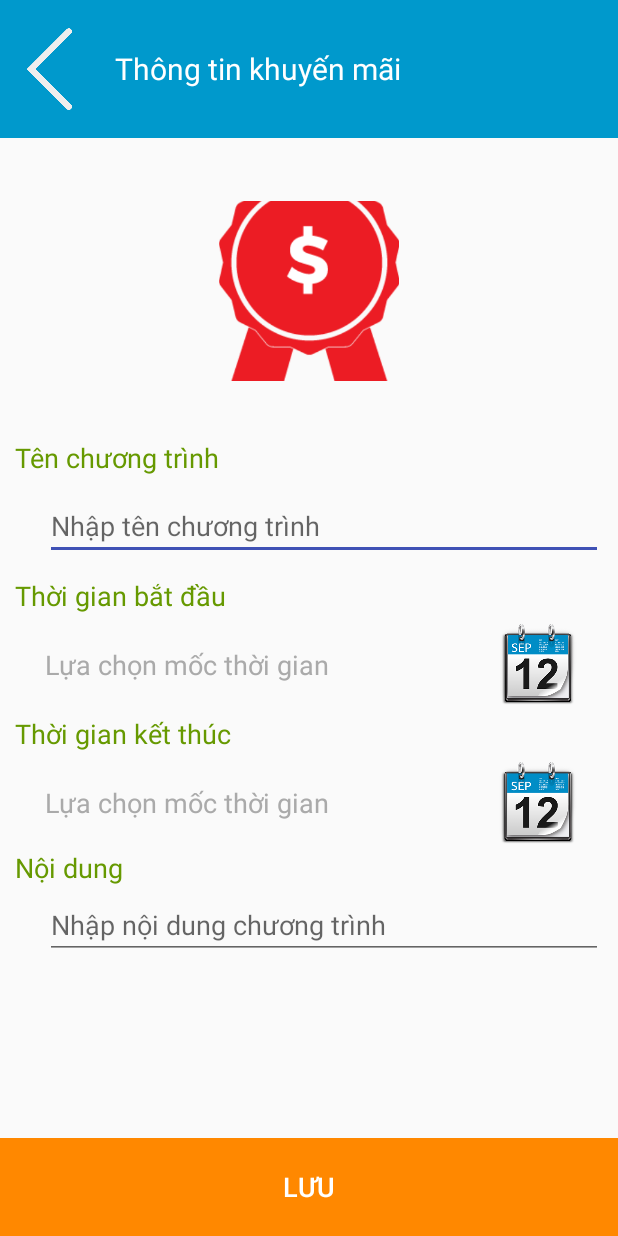
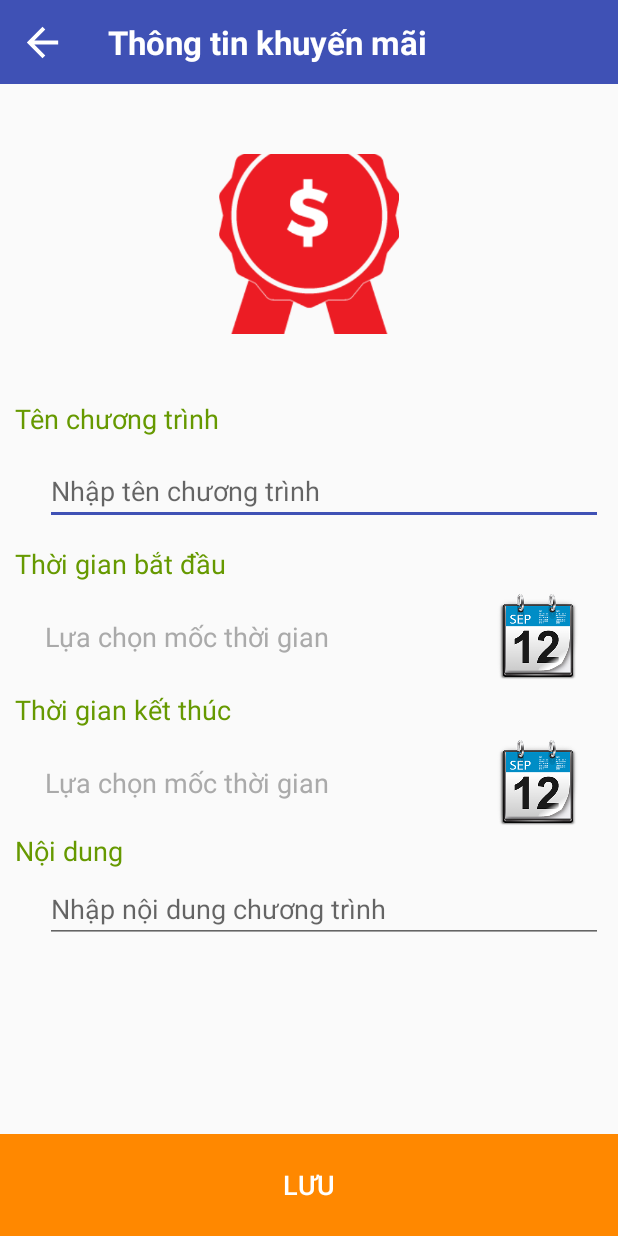
Before and after one commit to khanhkk/ShoesShopProject, an Android app: the EdittingPromotions screen opened directly, with no data from a screen before it, on a phone screen of 412 x 824 dp. Run offline under Robolectric (Android 15) with nearby library versions, the phone set to English and light mode, and no system bars; our stand-ins replace CircleImageView, Firebase (no records; nobody signed in at launch, a user with empty details on screens opened directly).

Commit message:
fix button back
fix button back

```diff
--- a/Project/ShoesShopProject/app/src/main/java/tdc/edu/vn/shoesshop/Bao/MainCustomer.java
+++ b/Project/ShoesShopProject/app/src/main/java/tdc/edu/vn/shoesshop/Bao/MainCustomer.java
@@ -1,5 +1,6 @@
 package tdc.edu.vn.shoesshop.Bao;
 
+import android.app.Notification;
 import android.content.Intent;
 import android.os.Bundle;
 import android.support.v7.app.AppCompatActivity;
@@ -9,6 +10,7 @@ import android.widget.ImageView;
 import android.widget.TextView;
 import android.widget.Toast;
 import tdc.edu.vn.shoesshop.R;
+import tdc.edu.vn.shoesshop.Son.NotificationClientFragment;
 import tdc.edu.vn.shoesshop.Toan.LoginActivity;
 
 
@@ -32,6 +34,8 @@ public class MainCustomer extends AppCompatActivity {
         txtthongbao.setOnClickListener(new View.OnClickListener() {
             @Override
             public void onClick(View view) {
+                Intent intent = new Intent(MainCustomer.this, Notification.class);
+                startActivity(intent);
             }
         });
 
--- a/Project/ShoesShopProject/app/src/main/java/tdc/edu/vn/shoesshop/Bao/PersonalOfClientLoginedFragment.java
+++ b/Project/ShoesShopProject/app/src/main/java/tdc/edu/vn/shoesshop/Bao/PersonalOfClientLoginedFragment.java
@@ -4,6 +4,7 @@ package tdc.edu.vn.shoesshop.Bao;
 import android.content.Intent;
 import android.os.Bundle;
 import android.support.v4.app.Fragment;
+import android.support.v7.widget.Toolbar;
 import android.view.LayoutInflater;
 import android.view.View;
 import android.view.ViewGroup;
@@ -26,7 +27,6 @@ public class PersonalOfClientLoginedFragment extends Fragment {
         // Inflate the layout for this fragment
         View view = null;
         view = inflater.inflate(R.layout.personal_of_client_logined_fragment, container, false);
-
 
         final FirebaseAuth auth = FirebaseAuth.getInstance();
 
--- a/Project/ShoesShopProject/app/src/main/java/tdc/edu/vn/shoesshop/Khanh/EdittingPromotions.java
+++ b/Project/ShoesShopProject/app/src/main/java/tdc/edu/vn/shoesshop/Khanh/EdittingPromotions.java
@@ -11,6 +11,7 @@ import android.net.Uri;
 import android.os.Bundle;
 import android.support.v4.graphics.drawable.RoundedBitmapDrawable;
 import android.support.v7.app.AppCompatActivity;
+import android.support.v7.widget.Toolbar;
 import android.util.Log;
 import android.view.View;
 import android.widget.Button;
@@ -63,11 +64,22 @@ public class EdittingPromotions extends AppCompatActivity {
         super.onCreate(savedInstanceState);
         setContentView(R.layout.editting_promotions_activity);
 
+        //back trang truoc
+        Toolbar mToolbar = (Toolbar) findViewById(R.id.toolbar);
+        mToolbar.setTitle("");
+        mToolbar.setNavigationIcon(R.drawable.ic_arrow_back_black_24dp);
+
+        mToolbar.setNavigationOnClickListener(new View.OnClickListener() {
+            @Override
+            public void onClick(View v) {
+                onBackPressed();
+            }
+        });
+
         //anh xa
         dtTimeEnd = (DateTimePicker)findViewById(R.id.dateEnd);
         dtTimeStart = (DateTimePicker)findViewById(R.id.dateStart);
         btnSave = (Button) findViewById(R.id.btnSave);
-        btnBack = (ImageButton) findViewById(R.id.btnBack);
         etName = (EditText) findViewById(R.id.edtNameProgram);
         etContent = (EditText) findViewById(R.id.edtContent);
         btnChange = (ImageButton) findViewById(R.id.btnChangeImage);
@@ -121,15 +133,6 @@ public class EdittingPromotions extends AppCompatActivity {
             }
         }
 
-        //quay tro lai trang truoc
-        btnBack.setOnClickListener(new View.OnClickListener() {
-            @Override
-            public void onClick(View v) {
-                intent = getIntent();
-                intent.setClass(EdittingPromotions.this, Promotions.class);
-                startActivity(intent);
-            }
-        });
 
         btnSave.setOnClickListener(new View.OnClickListener() {
             @Override
@@ -235,6 +238,13 @@ public class EdittingPromotions extends AppCompatActivity {
         });
     }
 
+    //back trang truoc
+    @Override
+    public void onBackPressed() {
+        EdittingPromotions.super.onBackPressed();
+
+    }
+
 
     //nhan image tu camera/thu vien
     @Override
--- a/Project/ShoesShopProject/app/src/main/java/tdc/edu/vn/shoesshop/Toan/LoginActivity.java
+++ b/Project/ShoesShopProject/app/src/main/java/tdc/edu/vn/shoesshop/Toan/LoginActivity.java
@@ -161,7 +161,7 @@ public class LoginActivity extends AppCompatActivity {
         //  Action bar back
         Toolbar mToolbar = (Toolbar) findViewById(R.id.toolbar);
         mToolbar.setTitle("");
-        mToolbar.setNavigationIcon(R.drawable.ic_chevron_left_black_24dp);
+        mToolbar.setNavigationIcon(R.drawable.ic_arrow_back_black_24dp);
 
         mToolbar.setNavigationOnClickListener(new View.OnClickListener() {
             @Override
@@ -172,4 +172,5 @@ public class LoginActivity extends AppCompatActivity {
             }
         });
     }
+
 }
--- a/Project/ShoesShopProject/app/src/main/res/layout/editting_promotions_activity.xml
+++ b/Project/ShoesShopProject/app/src/main/res/layout/editting_promotions_activity.xml
@@ -8,33 +8,22 @@
     android:id="@+id/llPromotionsLayout"
     tools:context="tdc.edu.vn.shoesshop.Khanh.EdittingPromotions">
 
-    <LinearLayout
-        android:layout_width="match_parent"
-        android:layout_height="0dp"
-        android:layout_weight="1"
-        android:background="@android:color/holo_blue_dark"
-        android:orientation="horizontal">
-
-        <ImageButton
-            android:id="@+id/btnBack"
-            android:layout_width="0dp"
-            android:layout_weight="1"
-            android:layout_height="match_parent"
-            android:background="@android:color/holo_blue_dark"
-            android:src="@mipmap/back"
-            android:scaleType="fitCenter"
-            android:textColor="#000" />
+    <android.support.v7.widget.Toolbar
+        android:id="@+id/toolbar"
+        style="@style/toolbar"
+        android:minHeight="?attr/actionBarSize"
+        app:theme="@style/ThemeOverlay.AppCompat.Dark"
+        tools:ignore="MissingPrefix">
 
         <TextView
-            android:layout_width="0dp"
+            android:layout_width="match_parent"
             android:layout_height="match_parent"
-            android:layout_weight="5"
-            android:layout_marginLeft="10dp"
-            android:gravity="center_vertical"
-            android:text="@string/promotion_information"
-            android:textColor="@color/white"
-            android:textSize="20sp" />
-    </LinearLayout>
+            android:text="Thông tin khuyến mãi"
+            android:textColor="#fff"
+            android:textSize="22sp"
+            android:textStyle="bold" />
+        />
+    </android.support.v7.widget.Toolbar>
 
     <LinearLayout
         android:layout_width="match_parent"
```
Also changed, not shown: Project/ShoesShopProject/app/src/main/java/tdc/edu/vn/shoesshop/Bao/MainInfoCilent.java (+6 -4 lines), Project/ShoesShopProject/app/src/main/java/tdc/edu/vn/shoesshop/Bao/MainInfoShop.java (+10 -3 lines), Project/ShoesShopProject/app/src/main/java/tdc/edu/vn/shoesshop/Khanh/Promotions.java (+21 -8 lines), Project/ShoesShopProject/app/src/main/java/tdc/edu/vn/shoesshop/Toan/ResetPasswordActivity.java (+11 -3 lines), Project/ShoesShopProject/app/src/main/java/tdc/edu/vn/shoesshop/Toan/SignupActivity.java (+10 -2 lines), Project/ShoesShopProject/app/src/main/res/layout/activity_login.xml (+9 -3 lines), Project/ShoesShopProject/app/src/main/res/layout/activity_reset_password.xml (+9 -3 lines), Project/ShoesShopProject/app/src/main/res/layout/activity_signup.xml (+9 -3 lines), Project/ShoesShopProject/app/src/main/res/layout/info_personal.xml (+5 -5 lines), Project/ShoesShopProject/app/src/main/res/layout/promotions_activity.xml (+15 -22 lines).
